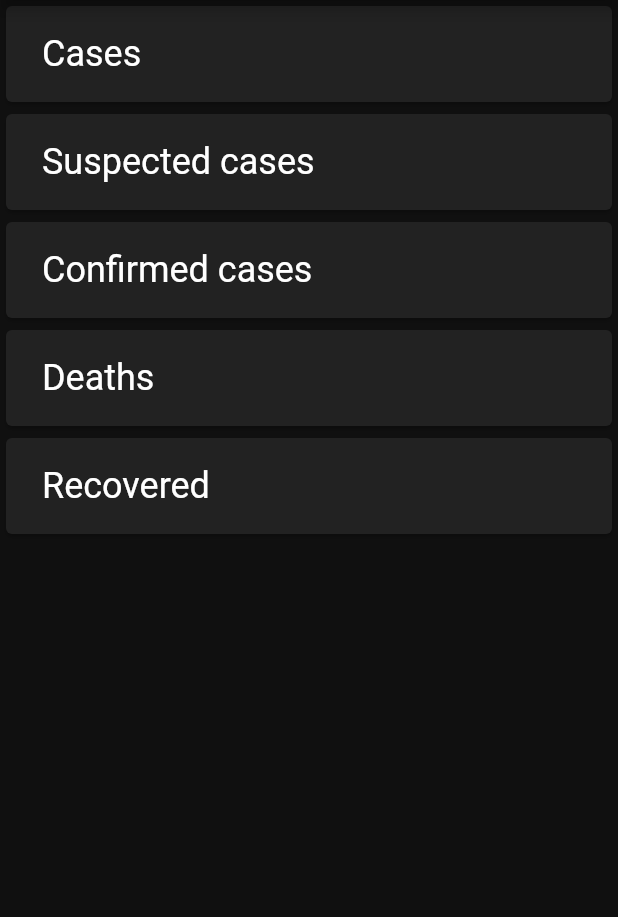
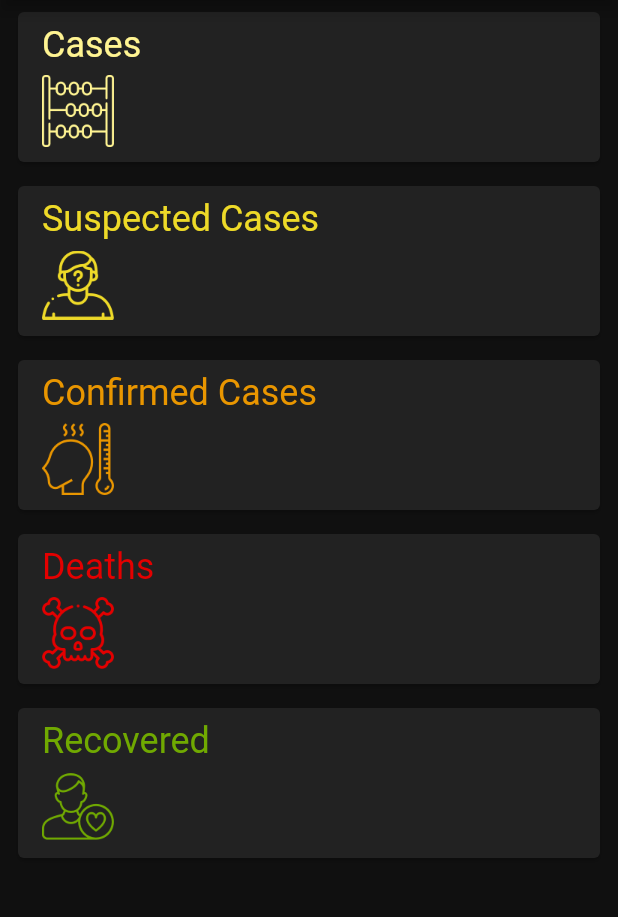
Before and after one commit to rlou88/covid_tracker_app_flutter, a Flutter app: the screen it shows after launch, on a phone screen of 412 x 824 dp, the part 84-1001 px from its top. Run offline on Flutter 3.47's test engine with Material 2 defaults, Android fonts, the phone set to English and light mode, and no system bars; network calls fail.

Commit message:
add: styling to card

```diff
--- a/lib/ui/endpoint_card.dart
+++ b/lib/ui/endpoint_card.dart
@@ -1,36 +1,69 @@
 import 'package:covid_tracker_app/app/services/api.dart';
 import 'package:flutter/material.dart';
+
+class EndpointCardData {
+  EndpointCardData(this.title, this.assetName, this.color);
+  final String title;
+  final String assetName;
+  final Color color;
+}
 
 class EndpointCard extends StatelessWidget {
   const EndpointCard({Key key, this.endpoint, this.value}) : super(key: key);
   final Endpoint endpoint;
   final int value;
 
-  static Map<Endpoint, String> _cardTitles = {
-    Endpoint.cases: 'Cases',
-    Endpoint.casesSuspected: 'Suspected cases',
-    Endpoint.casesConfirmed: 'Confirmed cases',
-    Endpoint.deaths: 'Deaths',
-    Endpoint.recovered: 'Recovered',
+  static Map<Endpoint, EndpointCardData> _cardsData = {
+    Endpoint.cases:
+        EndpointCardData('Cases', 'assets/count.png', Color(0xFFFFF492)),
+    Endpoint.casesSuspected: EndpointCardData(
+        'Suspected Cases', 'assets/suspect.png', Color(0xFFEEDA28)),
+    Endpoint.casesConfirmed: EndpointCardData(
+        'Confirmed Cases', 'assets/fever.png', Color(0xFFE99600)),
+    Endpoint.deaths:
+        EndpointCardData('Deaths', 'assets/death.png', Color(0xFFE40000)),
+    Endpoint.recovered:
+        EndpointCardData('Recovered', 'assets/patient.png', Color(0xFF70A901)),
   };
 
   @override
   Widget build(BuildContext context) {
-    return Card(
-      child: Padding(
-        padding: const EdgeInsets.symmetric(horizontal: 8.0, vertical: 4.0),
+    final cardData = _cardsData[endpoint];
+    return Padding(
+      padding: const EdgeInsets.symmetric(horizontal: 8.0, vertical: 4.0),
+      child: Card(
         child: Padding(
           padding: const EdgeInsets.symmetric(horizontal: 16.0, vertical: 8.0),
-          child: Row(
-            mainAxisAlignment: MainAxisAlignment.spaceBetween,
+          child: Column(
+            crossAxisAlignment: CrossAxisAlignment.start,
             children: [
               Text(
-                _cardTitles[endpoint],
-                style: Theme.of(context).textTheme.headline5,
+                cardData.title,
+                style: Theme.of(context)
+                    .textTheme
+                    .headline5
+                    .copyWith(color: cardData.color),
               ),
-              Text(
-                value != null ? value.toString() : '',
-                style: Theme.of(context).textTheme.headline4,
+              SizedBox(height: 4),
+              SizedBox(
+                height: 52,
+                child: Row(
+                  mainAxisAlignment: MainAxisAlignment.spaceBetween,
+                  crossAxisAlignment: CrossAxisAlignment.center,
+                  children: [
+                    Image.asset(
+                      cardData.assetName,
+                      color: cardData.color,
+                    ),
+                    Text(
+                      value != null ? value.toString() : '',
+                      style: Theme.of(context).textTheme.headline4.copyWith(
+                            color: cardData.color,
+                            fontWeight: FontWeight.w500,
+                          ),
+                    ),
+                  ],
+                ),
               ),
             ],
           ),
--- a/pubspec.yaml
+++ b/pubspec.yaml
@@ -44,7 +44,8 @@ flutter:
   # the material Icons class.
   uses-material-design: true
   # To add assets to your application, add an assets section, like this:
-  # assets:
+  assets:
+    - assets/
   #   - images/a_dot_burr.jpeg
   #   - images/a_dot_ham.jpeg
   # An image asset can refer to one or more resolution-specific "variants", see
```
Also changed, not shown: assets/2.0x/count.png (added), assets/2.0x/death.png (added), assets/2.0x/fever.png (added), assets/2.0x/patient.png (added), assets/2.0x/suspect.png (added), assets/3.0x/count.png (added), assets/3.0x/death.png (added), assets/3.0x/fever.png (added), assets/3.0x/patient.png (added), assets/3.0x/suspect.png (added), assets/count.png (added), assets/death.png (added), assets/fever.png (added), assets/patient.png (added), 1 more files.
